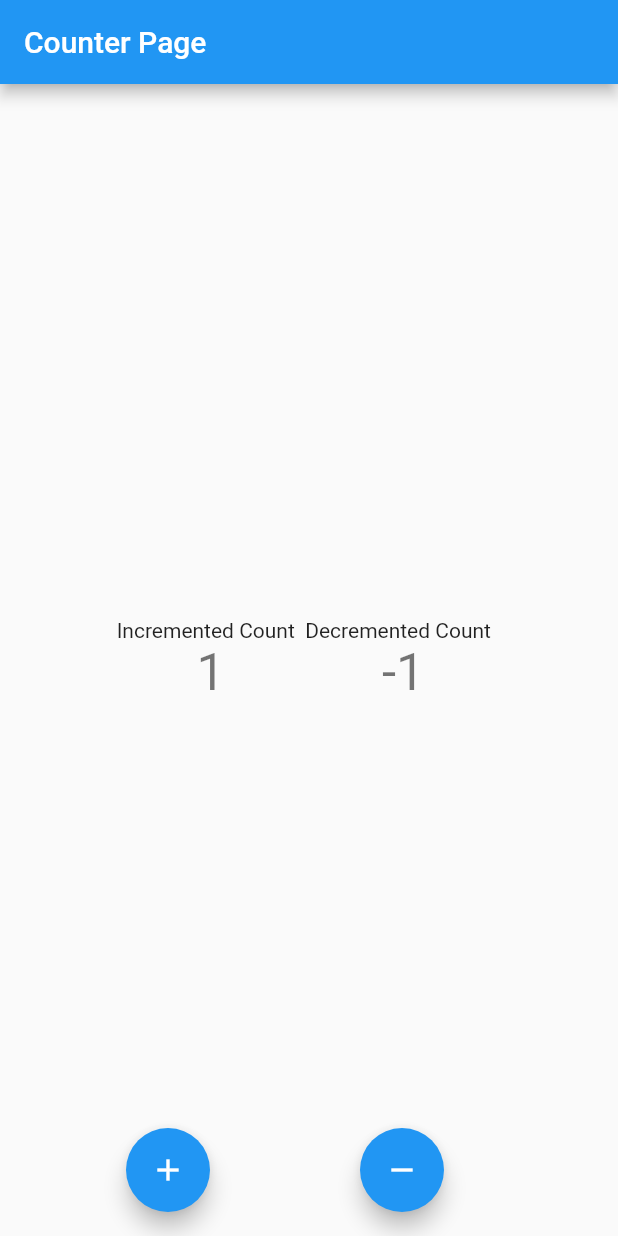
After one commit to farseenthaj-msil/bloc_app, a Flutter app: the CounterScreen screen opened directly, after a tap on the "add" icon, after a tap on the "remove" icon, on a phone screen of 412 x 824 dp. The commit adds this screen. Run offline on Flutter 3.47's test engine with Material 2 defaults, Android fonts, the phone set to English and light mode, and no system bars; our stand-ins replace bloc, flutter_bloc.

Commit message:
seperate counters added

```diff
--- a/lib/counter/counter_state.dart
+++ /dev/null
@@ -1,13 +0,0 @@
-part of 'counter_bloc.dart';
-
-class CounterState {
-  final int count;
-
-  CounterState({required this.count});
-}
-
-
-class CounterInitial extends CounterState {
-  CounterInitial() : super(count: 0);
-
-}
--- /dev/null
+++ b/lib/increment/counter_bloc.dart
@@ -0,0 +1,28 @@
+import 'package:bloc/bloc.dart';
+import 'package:meta/meta.dart';
+
+part 'counter_event.dart';
+part 'counter_state.dart';
+
+class CounterBloc extends Bloc<CounterEvent, CounterState> {
+  CounterBloc() : super(CounterInitial()) {
+
+    on<Increment>((event, emit) {
+      // final currentStateValue = state.count;
+      final currentStateValue = state.incrementCount;
+      final incrementedValue = currentStateValue + 1;
+       print('increment called');
+
+      return emit(CounterState(incrementCount: incrementedValue, decrementCount: state.decrementCount));
+    });
+
+    on<Decrement>((event, emit) {
+      // final currentStateValue = state.count;
+      final currentStateValue = state.decrementCount;
+      final decrementedValue = currentStateValue - 1;
+       print('decrementBloc called');
+
+      return emit(CounterState(incrementCount: state.incrementCount ,decrementCount: decrementedValue));
+      });
+  }
+}
--- /dev/null
+++ b/lib/increment/counter_state.dart
@@ -0,0 +1,23 @@
+part of 'counter_bloc.dart';
+
+class CounterState {
+  final int incrementCount;
+  final int decrementCount;
+
+  CounterState({required this.incrementCount, required this.decrementCount});
+}
+
+class CounterInitial extends CounterState {
+  CounterInitial() : super(incrementCount: 0, decrementCount: 0);
+}
+
+// class DecrementState {
+//   final int decrementCount;
+
+//   DecrementState({required this.decrementCount});
+// }
+
+// class DecrementInitial extends DecrementState {
+//   DecrementInitial() : super(decrementCount: 0);
+
+// }
--- /dev/null
+++ b/lib/screen/counter_screen.dart
@@ -0,0 +1,127 @@
+import 'package:flutter/material.dart';
+import 'package:bloc_app/increment/counter_bloc.dart';
+
+import 'package:flutter_bloc/flutter_bloc.dart';
+import '../increment/counter_bloc.dart';
+
+class CounterScreen extends StatelessWidget {
+  final String title;
+  const CounterScreen({Key? key, required this.title}) : super(key: key);
+
+  @override
+  Widget build(BuildContext context) {
+    return Scaffold(
+      appBar: AppBar(
+        title: Text(title),
+      ),
+      body: Center(
+        child: Column(
+          mainAxisAlignment: MainAxisAlignment.center,
+          children: [
+            Row(
+              mainAxisAlignment: MainAxisAlignment.center,
+              children: <Widget>[
+                Row(
+                  children: [
+                    Column(
+                      children: [
+                        const Text(
+                          'Incremented Count  ',
+                        ),
+                        // Text(
+                        //   'Decremented Count:',
+                        // ),
+                        BlocBuilder<CounterBloc, CounterState>(
+                          builder: (context, state) {
+                            //print('BlocProvider');
+                            return Text(
+                              '${state.incrementCount}' /*, decrement: ${state.decrementCount}'*/,
+                              style: Theme.of(context).textTheme.headline4,
+                            );
+                          },
+                        ),
+                      ],
+                    ),
+                  ],
+                ),
+                // BlocBuilder<CounterBloc, CounterState>(
+                //     builder: (context, state) {
+                //       print('BlocProvider');
+                //       return Text(
+                //         '${state.incrementCount}' /*, decrement: ${state.decrementCount}'*/,
+                //         style: Theme.of(context).textTheme.headline4,
+                //       );
+                //     },
+                //   ),
+                Column(
+                  children: [
+                    const Text(
+                      'Decremented Count  ',
+                    ),
+                    BlocBuilder<CounterBloc, CounterState>(
+                      builder: (context, state) {
+                        return Text(
+                          '${state.decrementCount}' /*, decrement: ${state.decrementCount}'*/,
+                          style: Theme.of(context).textTheme.headline4,
+                        );
+                      },
+                    ),
+                  ],
+                ),
+                // BlocBuilder<CounterBloc, CounterState>(
+
+                //   builder: (context, state) {
+                //     return Text(
+                //       '${state.decrementCount}' /*, decrement: ${state.decrementCount}'*/,
+                //       style: Theme.of(context).textTheme.headline4,
+                //     );
+                //   },
+                // ),
+              ],
+            ),
+          ],
+        ),
+      ),
+      floatingActionButton: Row(
+        mainAxisAlignment: MainAxisAlignment.spaceEvenly,
+        children: [
+          FloatingActionButton(
+            tooltip: 'Increment',
+              child: const Icon(Icons.add),
+            onPressed: () {
+
+              context.read<CounterBloc>().add(Increment());
+
+              //OR
+
+              //BlocProvider.of<CounterBloc>(context).add(Increment());
+            },
+          ),
+          FloatingActionButton(
+              tooltip: 'Decrement',
+              child: const Icon(Icons.remove),
+              onPressed: () {
+                context.read<CounterBloc>().add(Decrement());
+
+                //OR
+
+                //BlocProvider.of<CounterBloc>(context).add(Decrement());
+              }
+          ),
+          // FloatingActionButton(
+          //   tooltip: 'Increment',
+          //     child: const Icon(Icons.add),
+          //   onPressed: () {
+
+          //     context.read<CounterBloc>().add(Increment());
+
+          //     //OR
+
+          //     //BlocProvider.of<CounterBloc>(context).add(Increment());
+          //   },
+          // ),
+        ],
+      ),
+    );
+  }
+}
```
Also changed, not shown: lib/counter/counter_bloc.dart (deleted, +0 -23 lines), lib/main.dart (+3 -61 lines), lib/widget/floating_button.dart (added, +23 -0 lines), lib/increment/counter_event.dart (renamed from lib/counter/counter_event.dart).
